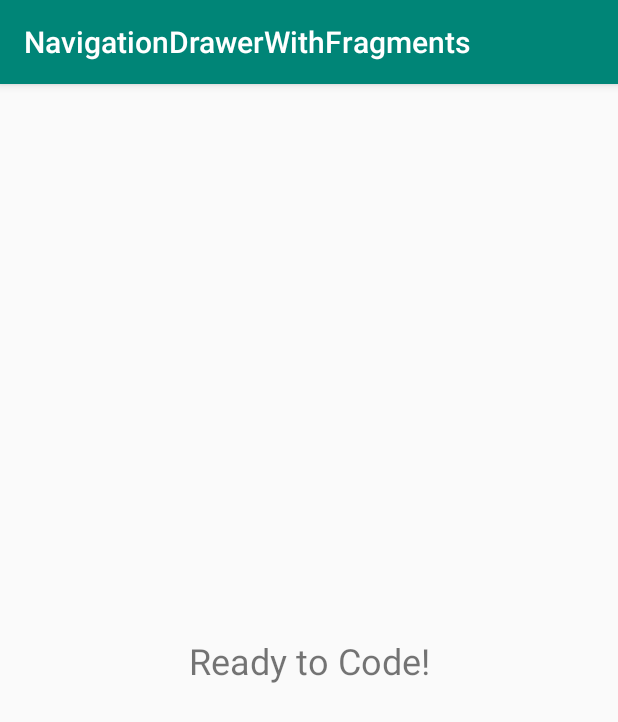
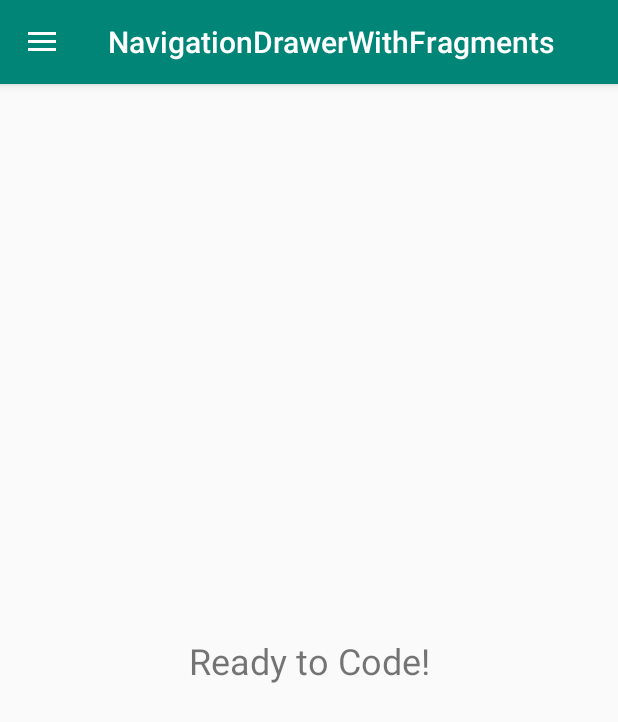
Before and after one commit to saifi369/NavigationDrawerWithFragments, an Android app: the screen it shows after launch (MainActivity), on a phone screen of 412 x 824 dp. Shown: the top 722 px of the screen. Run offline under Robolectric (Android 15) with nearby library versions, the phone set to English and light mode, and no system bars.

Commit message:
Toolbar with Hamburger Icon & Transparent Status bar for Navigation Drawer

```diff
--- a/app/src/main/AndroidManifest.xml
+++ b/app/src/main/AndroidManifest.xml
@@ -9,7 +9,9 @@
         android:roundIcon="@mipmap/ic_launcher_round"
         android:supportsRtl="true"
         android:theme="@style/AppTheme">
-        <activity android:name=".MainActivity">
+        <activity
+            android:name=".MainActivity"
+            android:theme="@style/AppTheme.NoActionBar">
             <intent-filter>
                 <action android:name="android.intent.action.MAIN" />
 
--- a/app/src/main/java/com/saifi369/navigationdrawerwithfragments/MainActivity.java
+++ b/app/src/main/java/com/saifi369/navigationdrawerwithfragments/MainActivity.java
@@ -1,14 +1,46 @@
 package com.saifi369.navigationdrawerwithfragments;
-
-import androidx.appcompat.app.AppCompatActivity;
 
 import android.os.Bundle;
 
+import androidx.appcompat.app.ActionBarDrawerToggle;
+import androidx.appcompat.app.AppCompatActivity;
+import androidx.appcompat.widget.Toolbar;
+import androidx.core.view.GravityCompat;
+import androidx.drawerlayout.widget.DrawerLayout;
+
 public class MainActivity extends AppCompatActivity {
+
+    private DrawerLayout mNavDrawer;
 
     @Override
     protected void onCreate(Bundle savedInstanceState) {
         super.onCreate(savedInstanceState);
         setContentView(R.layout.nav_drawer_layout);
+
+        Toolbar toolbar = findViewById(R.id.toolbar);
+        setSupportActionBar(toolbar);
+
+        mNavDrawer = findViewById(R.id.drawer_layout);
+
+        ActionBarDrawerToggle toggle = new ActionBarDrawerToggle(
+                this, mNavDrawer, toolbar,
+                R.string.navigation_drawer_open,
+                R.string.navigation_drawer_close
+        );
+
+        mNavDrawer.addDrawerListener(toggle);
+
+        toggle.syncState();
+
+    }
+
+    @Override
+    public void onBackPressed() {
+
+        if (mNavDrawer.isDrawerOpen(GravityCompat.START)) {
+            mNavDrawer.closeDrawer(GravityCompat.START);
+        } else {
+            super.onBackPressed();
+        }
     }
 }
--- a/app/src/main/res/layout/activity_main.xml
+++ b/app/src/main/res/layout/activity_main.xml
@@ -14,6 +14,18 @@
         app:layout_constraintBottom_toBottomOf="parent"
         app:layout_constraintLeft_toLeftOf="parent"
         app:layout_constraintRight_toRightOf="parent"
-        app:layout_constraintTop_toTopOf="parent" />
+        app:layout_constraintTop_toBottomOf="@+id/toolbar" />
+
+    <androidx.appcompat.widget.Toolbar
+        android:id="@+id/toolbar"
+        android:layout_width="match_parent"
+        android:layout_height="?attr/actionBarSize"
+        android:background="@color/colorPrimary"
+        android:elevation="4dp"
+        android:theme="@style/ThemeOverlay.AppCompat.Dark.ActionBar"
+        app:layout_constraintLeft_toLeftOf="parent"
+        app:layout_constraintRight_toRightOf="parent"
+        app:layout_constraintTop_toTopOf="parent"
+        app:popupTheme="@style/ThemeOverlay.AppCompat.Dark" />
 
 </androidx.constraintlayout.widget.ConstraintLayout>
--- a/app/src/main/res/layout/nav_drawer_layout.xml
+++ b/app/src/main/res/layout/nav_drawer_layout.xml
@@ -1,10 +1,10 @@
 <?xml version="1.0" encoding="utf-8"?>
-<androidx.drawerlayout.widget.DrawerLayout
-    xmlns:android="http://schemas.android.com/apk/res/android"
+<androidx.drawerlayout.widget.DrawerLayout xmlns:android="http://schemas.android.com/apk/res/android"
     xmlns:app="http://schemas.android.com/apk/res-auto"
     android:layout_width="match_parent"
     android:layout_height="match_parent"
-    android:id="@+id/drawer_layout">
+    android:id="@+id/drawer_layout"
+    android:fitsSystemWindows="true">
 
     <include
         layout="@layout/activity_main"
--- /dev/null
+++ b/app/src/main/res/values-v21/styles.xml
@@ -0,0 +1,10 @@
+<?xml version="1.0" encoding="utf-8"?>
+<resources>
+
+    <style name="AppTheme.NoActionBar">
+        <item name="windowNoTitle">true</item>
+        <item name="windowActionBar">false</item>
+        <item name="android:statusBarColor">@android:color/transparent</item>
+    </style>
+
+</resources>
--- a/app/src/main/res/values/strings.xml
+++ b/app/src/main/res/values/strings.xml
@@ -1,8 +1,11 @@
 <resources>
     <string name="app_name">NavigationDrawerWithFragments</string>
     <string name="title_activity_main2">Main2Activity</string>
+
     <string name="navigation_drawer_open">Open navigation drawer</string>
+
     <string name="navigation_drawer_close">Close navigation drawer</string>
+
     <string name="nav_header_title">Android Studio</string>
     <string name="nav_header_subtitle">android.studio@android.com</string>
     <string name="nav_header_desc">Navigation header</string>
--- a/app/src/main/res/values/styles.xml
+++ b/app/src/main/res/values/styles.xml
@@ -8,4 +8,9 @@
         <item name="colorAccent">@color/colorAccent</item>
     </style>
 
+    <style name="AppTheme.NoActionBar">
+        <item name="windowNoTitle">true</item>
+        <item name="windowActionBar">false</item>
+    </style>
+
 </resources>
```
